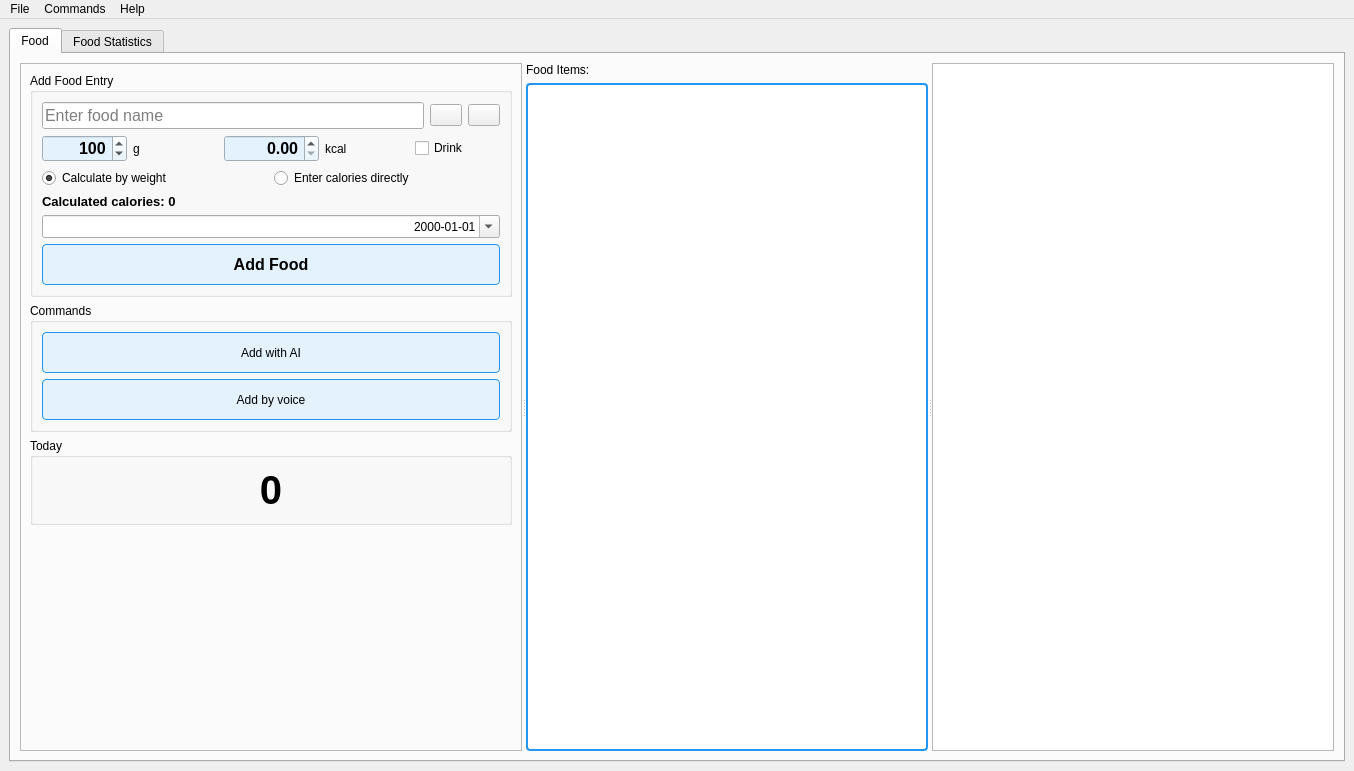
Qt form src/harrix_swiss_knife/apps/food/window.ui (Harrix/harrix-swiss-knife) before a commit.
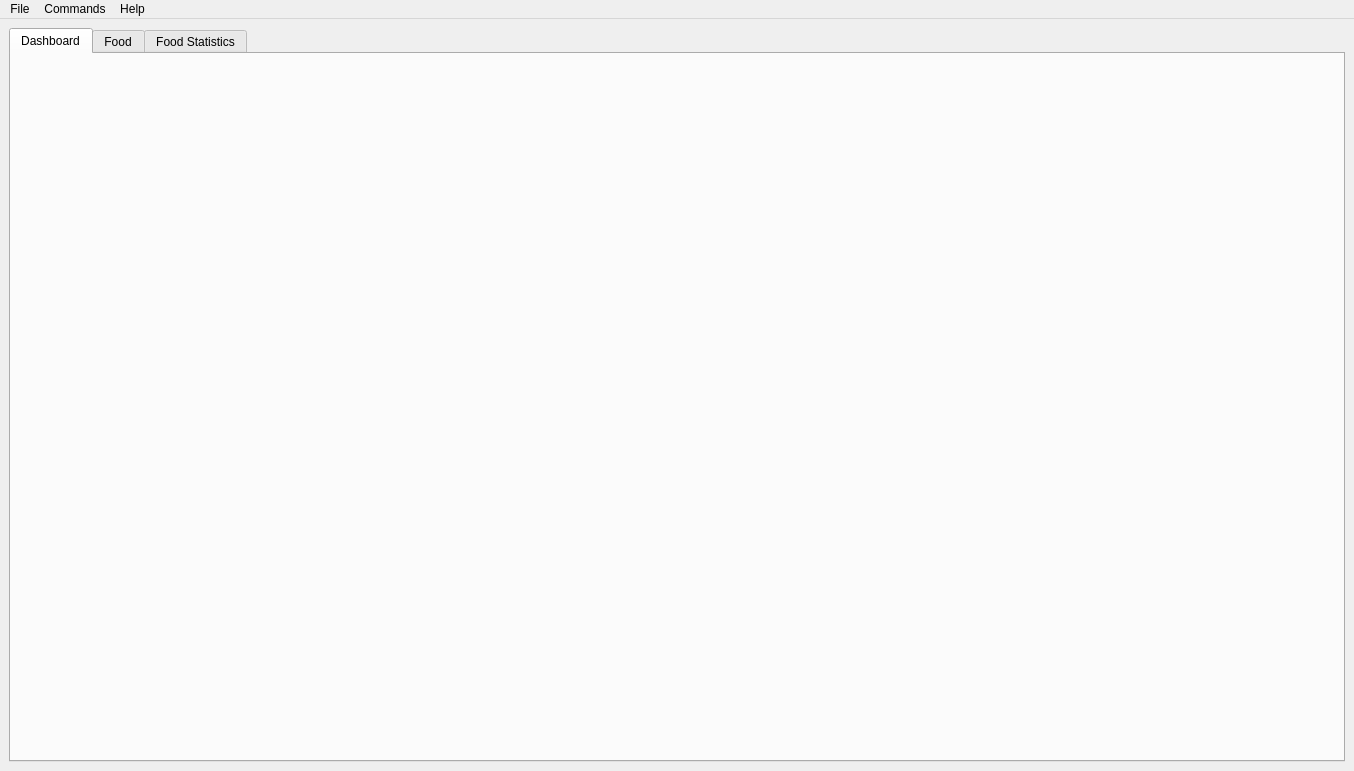
The same form after that commit.

Commit message: ➕ Add Food dashboard tab with photo voice and text

Diff of the .ui file:
```diff
--- a/src/harrix_swiss_knife/apps/food/window.ui
+++ b/src/harrix_swiss_knife/apps/food/window.ui
@@ -20,6 +20,12 @@
       <property name="currentIndex">
        <number>0</number>
       </property>
+      <widget class="QWidget" name="tab_food_dashboard">
+       <attribute name="title">
+        <string>Dashboard</string>
+       </attribute>
+       <layout class="QVBoxLayout" name="verticalLayout_food_dashboard"/>
+      </widget>
       <widget class="QWidget" name="tab_food">
        <attribute name="title">
         <string>Food</string>
```
The commit also changes 13 other files.
